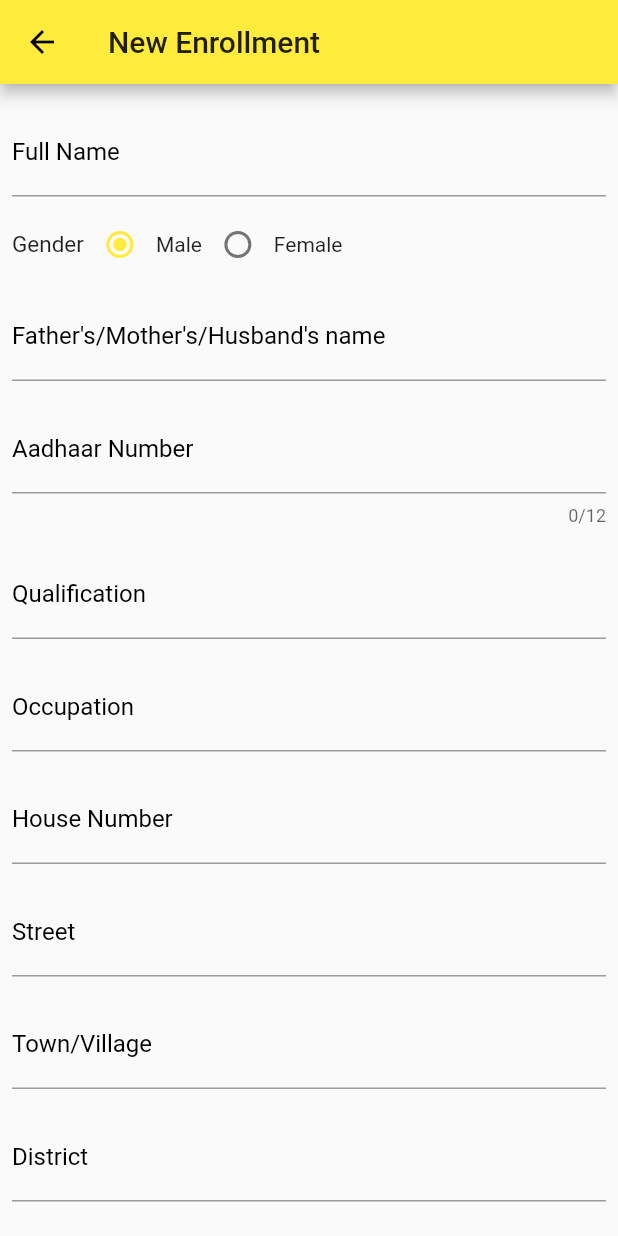
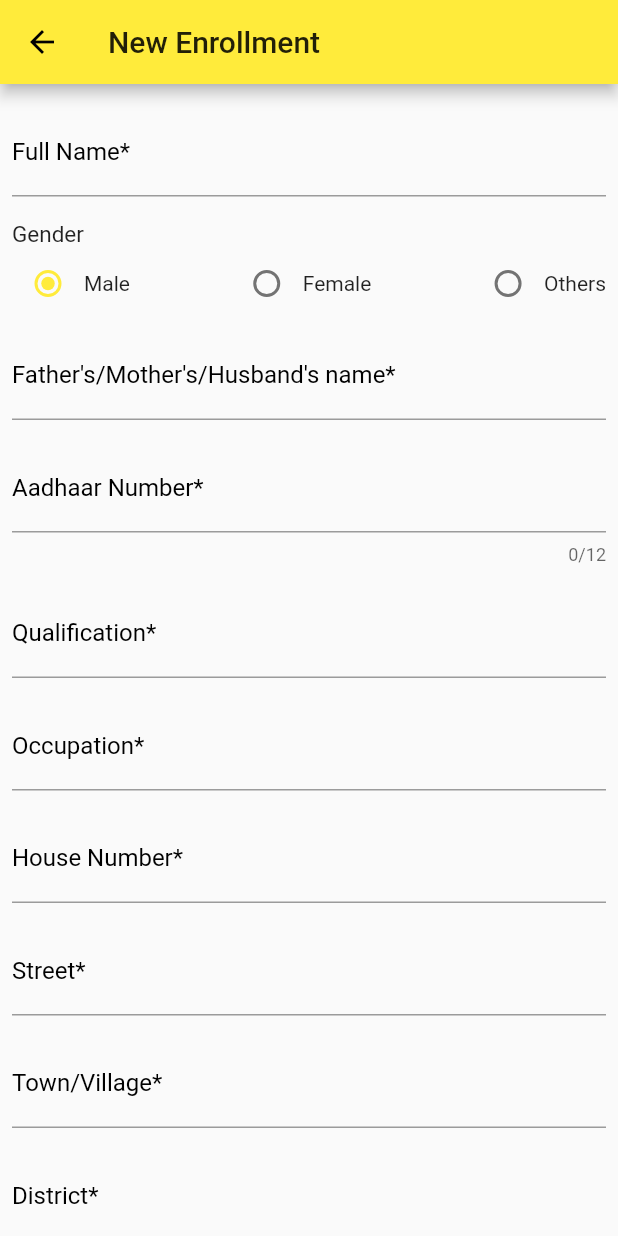
Before and after one commit to Adityavns/thredzit, a Flutter app: the screen it shows after launch, after a tap on "New Enrollment", on a phone screen of 412 x 824 dp. Run offline on Flutter 3.47's test engine with Material 2 defaults, Android fonts, the light colour scheme and no system bars; our stand-ins replace cloud_firestore, firebase_core, firebase_storage, image_picker, permission_handler, rxdart; accounts and stored records are empty.

```diff
--- a/lib/Messages.dart
+++ b/lib/Messages.dart
@@ -1,45 +1,45 @@
-import 'package:get/get.dart';
-
-class Messages extends Translations {
-  @override
-  Map<String, Map<String, String>> get keys => {
-    'en_US': {
-      "name":"",
-      "guardianName":"",
-      "qualification":"",
-      "occupation":"",
-      "houseNumber":"",
-      "street":"",
-      "town":"",
-      "postOffice":"",
-      "policeStation":"",
-      "district":"",
-      "age":"",
-      "primaryMobileNumber":"",
-      "alternateMobileNumber":"",
-      "emailId":"",
-      "graduationCollege":"",
-      "graduationYear":"",
-      "aadhaarNumber":"",
-    },
-    'te_IN': {
-      "name":"",
-      "guardianName":"",
-      "qualification":"",
-      "occupation":"",
-      "houseNumber":"",
-      "street":"",
-      "town":"",
-      "postOffice":"",
-      "policeStation":"",
-      "district":"",
-      "age":"",
-      "primaryMobileNumber":"",
-      "alternateMobileNumber":"",
-      "emailId":"",
-      "graduationCollege":"",
-      "graduationYear":"",
-      "aadhaarNumber":"",
-    }
-  };
-}
+// //import 'package:get/get.dart';
+//
+// class Messages extends Translations {
+//   @override
+//   Map<String, Map<String, String>> get keys => {
+//     'en_US': {
+//       "name":"",
+//       "guardianName":"",
+//       "qualification":"",
+//       "occupation":"",
+//       "houseNumber":"",
+//       "street":"",
+//       "town":"",
+//       "postOffice":"",
+//       "policeStation":"",
+//       "district":"",
+//       "age":"",
+//       "primaryMobileNumber":"",
+//       "alternateMobileNumber":"",
+//       "emailId":"",
+//       "graduationCollege":"",
+//       "graduationYear":"",
+//       "aadhaarNumber":"",
+//     },
+//     'te_IN': {
+//       "name":"",
+//       "guardianName":"",
+//       "qualification":"",
+//       "occupation":"",
+//       "houseNumber":"",
+//       "street":"",
+//       "town":"",
+//       "postOffice":"",
+//       "policeStation":"",
+//       "district":"",
+//       "age":"",
+//       "primaryMobileNumber":"",
+//       "alternateMobileNumber":"",
+//       "emailId":"",
+//       "graduationCollege":"",
+//       "graduationYear":"",
+//       "aadhaarNumber":"",
+//     }
+//   };
+// }
--- a/lib/bloc.dart
+++ b/lib/bloc.dart
@@ -61,7 +61,6 @@ class Bloc {
 
 
   Future<List<String>> uploadImages(List<File> imageFiles,String aadhaarNumber,String name) async {
-    int time = new DateTime.now().millisecondsSinceEpoch;
     List<String> _urlList = [];
     for(int i=0;i<imageFiles.length;i++){
       StorageReference reference =
--- a/lib/main.dart
+++ b/lib/main.dart
@@ -1,12 +1,25 @@
 import 'package:firebase_core/firebase_core.dart';
 import 'package:flutter/material.dart';
-import 'package:get/route_manager.dart';
+import 'package:permission_handler/permission_handler.dart';
+//import 'package:get/route_manager.dart';
 import 'package:thredzit/Home.dart';
-import 'package:thredzit/Messages.dart';
+//import 'package:thredzit/Messages.dart';
 
-void main() {
+Future<void> main() async {
   runApp(MyApp());
   Firebase.initializeApp();
+  if (await Permission.storage.request().isGranted && await Permission.camera.request().isGranted) {
+  // Either the permission was already granted before or the user just granted it.
+  }else{
+    Map<Permission, PermissionStatus> statuses = await [
+      Permission.storage,
+      Permission.camera
+    ].request();
+    print(statuses[Permission.storage]);
+  }
+
+// You can request multiple permissions at once.
+
 }
 
 class MyApp extends StatelessWidget {
--- a/lib/survey.dart
+++ b/lib/survey.dart
@@ -46,7 +46,6 @@ class _NewEnrollmentState extends State<NewEnrollment> {
   static const String GRADUATION_CERTIFICATE = "graduationCertificate";
   static const String SIGNATURE = "signature";
 
-  final picker = ImagePicker();
 
   bool voterId = true;
   TextEditingController nameController = new TextEditingController();
@@ -116,7 +115,9 @@ class _NewEnrollmentState extends State<NewEnrollment> {
   }
 
   Future getImage(ImageSource source, String imageType) async {
-    final pickedFile = await picker.getImage(source: source);
+    ImagePicker imagePicker = new ImagePicker();
+    var _image = await imagePicker.getImage(source: source,imageQuality: 50);
+    final pickedFile = _image;
     setState(() {
       if (pickedFile != null) {
         switch (imageType) {
@@ -220,71 +221,71 @@ class _NewEnrollmentState extends State<NewEnrollment> {
     switch (value) {
       case 1:
         {
-          return "Full Name";
+          return "Full Name*";
         }
       case 2:
         {
-          return "Father's/Mother's/Husband's name";
+          return "Father's/Mother's/Husband's name*";
         }
       case 3:
         {
-          return "Qualification";
+          return "Qualification*";
         }
       case 4:
         {
-          return "Aadhaar Number";
+          return "Aadhaar Number*";
         }
       case 5:
         {
-          return "Occupation";
+          return "Occupation*";
         }
       case 6:
         {
-          return "House Number";
+          return "House Number*";
         }
       case 7:
         {
-          return "Street";
+          return "Street*";
         }
       case 8:
         {
-          return "Town/Village";
+          return "Town/Village*";
         }
       case 9:
         {
-          return "District";
+          return "District*";
         }
       case 10:
         {
-          return "Postal Pin Code";
+          return "Postal Pin Code*";
         }
       case 11:
         {
-          return "Police Station/Tehsil/Taluka/Mouza";
+          return "Police Station/Tehsil/Taluka/Mouza Name*";
         }
       case 12:
         {
-          return "Age";
+          return "Age*";
         }
       case 13:
         {
-          return "Phone Number";
+          return "Phone Number*";
         }
       case 14:
         {
-          return "Alternate Phone Number";
+          return "Alternate Phone Number(Optional)";
         }
       case 15:
         {
-          return "Email";
+          return "Email(Optional)";
         }
       case 16:
         {
-          return "Graduation College";
+          return "Graduation College*";
         }
       case 17:
         {
-          return "Graduation Year";
+          return "Graduation Year*";
         }
       default:
         {
@@ -433,7 +434,6 @@ class _NewEnrollmentState extends State<NewEnrollment> {
               : () {
                   if (_formKey.currentState.validate()) {
                     if (_profilePic != null &&
-                        _voterId != null &&
                         _graduationCertificate != null &&
                         _aadharCard != null &&
                         _signature != null) {
@@ -482,20 +482,25 @@ class _NewEnrollmentState extends State<NewEnrollment> {
   }
 
   Widget getGender() {
-    return Row(
+    return Padding(
+      padding: const EdgeInsets.only(top:8.0),
+      child: Column(
+            crossAxisAlignment: CrossAxisAlignment.start,
             children: <Widget>[
               Text(
                 "Gender",
                 style: TextStyle(fontSize: 15),
               ),
               Row(
-          mainAxisAlignment: MainAxisAlignment.spaceEvenly,
+                mainAxisAlignment: MainAxisAlignment.spaceBetween,
                 children: <Widget>[
                   getGenders("Male"),
                   getGenders("Female"),
+                  getGenders("Others")
                 ],
-        )
+              ),
             ],
+          ),
     );
   }
 
@@ -594,7 +599,7 @@ class _NewEnrollmentState extends State<NewEnrollment> {
     return Column(
       children: <Widget>[
         getTextField(
-            getLabelText(AGE), "", ageController, TextInputType.number),
+            getLabelText(AGE), "", ageController, TextInputType.number,maxLength: 2),
         getTextField(getLabelText(PHONE_NUMBER), "", contactNumberController,
             TextInputType.phone,
             maxLength: 10),
@@ -613,7 +618,7 @@ class _NewEnrollmentState extends State<NewEnrollment> {
         getTextField(
             getLabelText(COLLEGE), "", collegeController, TextInputType.text),
         getTextField(
-            getLabelText(YEAR), "", graduationYear, TextInputType.number),
+            getLabelText(YEAR), "", graduationYear, TextInputType.number,maxLength: 4),
       ],
     );
   }
@@ -622,22 +627,22 @@ class _NewEnrollmentState extends State<NewEnrollment> {
     return Column(
       children: <Widget>[
         getButtonAndImage("Upload Passport Size Photo",
-            "Upload Passport Size Photo Only!", PROFILE_PIC, _profilePic),
+            "Upload Passport Size Photo Only*!", PROFILE_PIC, _profilePic),
         getDivider(),
-        getButtonAndImage("Upload Aadhaar", "Upload Aadhaar Scanned Copy",
+        getButtonAndImage("Upload Aadhaar", "Upload Aadhaar Scanned Copy*",
             AADHAAR_COPY, _aadharCard),
         getDivider(),
-        getButtonAndImage("Upload Voter ID", "Upload Voter Id Scanned Copy",
+        getButtonAndImage("Upload Voter ID", "Upload Voter Id Scanned Copy (If any)",
             VOTER_ID, _voterId),
         getDivider(),
         getButtonAndImage(
             "Upload Graduation Certificate",
-            "Upload Graduation Certificate Scanned Copy",
+            "Upload Graduation Certificate Scanned Copy*",
             GRADUATION_CERTIFICATE,
             _graduationCertificate),
         getDivider(),
         getButtonAndImage(
-            "Upload Signature", "Upload Your Signature", SIGNATURE, _signature),
+            "Upload Signature", "Upload Your Signature*", SIGNATURE, _signature),
       ],
     );
   }
--- a/pubspec.yaml
+++ b/pubspec.yaml
@@ -31,12 +31,14 @@ dependencies:
   # The following adds the Cupertino Icons font to your application.
   # Use with the CupertinoIcons class for iOS style icons.
   cupertino_icons: ^0.1.3
-  image_picker: ^0.6.7+11
+  image_picker: ^0.6.7+4
   firebase_storage: ^4.0.1
   firebase_core: ^0.5.0
   cloud_firestore: ^0.14.0+2
   rxdart: ^0.24.1
-  get: ^3.12.1
+  permission_handler: ^5.0.1+1
+
+
 
 dev_dependencies:
   flutter_test:
```
Also changed, not shown: 2 other files. Lines whose indentation alone changed are shown as unchanged.
